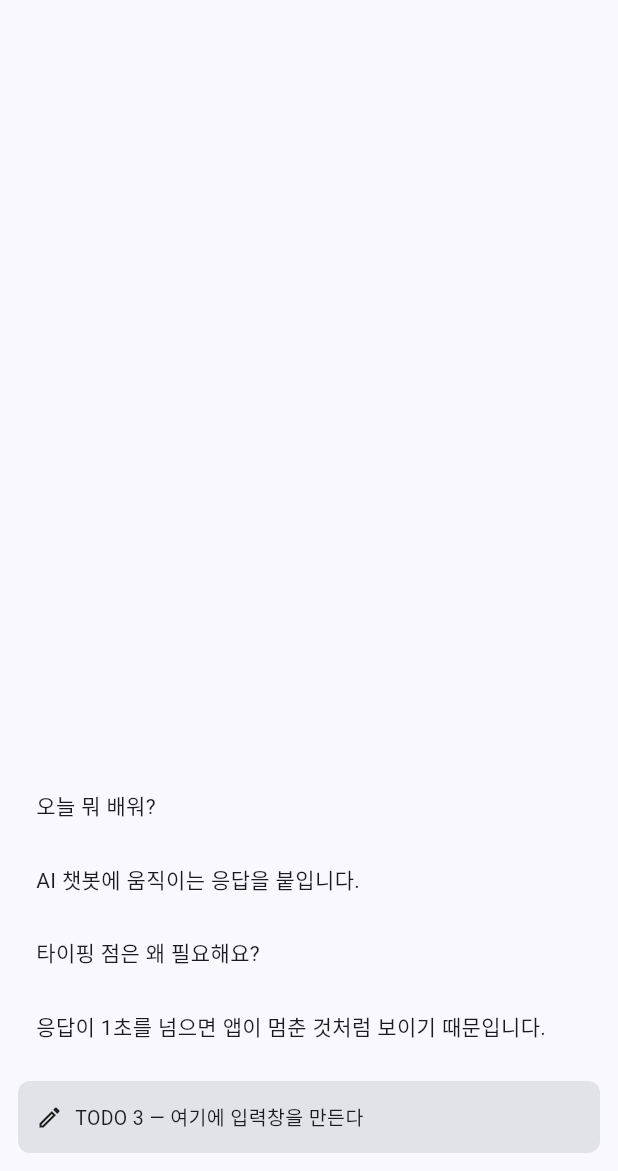
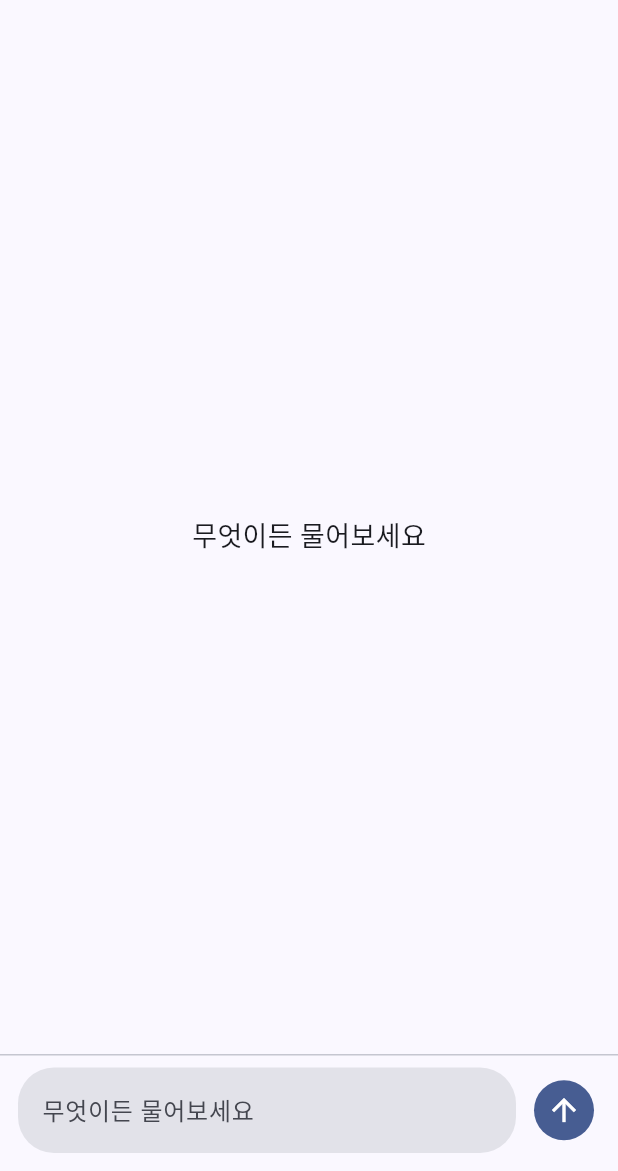
Before and after one commit to mmxyln/gai3008-w11-chat-zhaomanzhi, a Flutter app: the screen it shows after launch, on a phone screen of 412 x 824 dp, the part 65-1236 px from its top. Run offline on Flutter 3.47's test engine with Material 3 defaults, Android fonts, the phone set to English and light mode, and no system bars.

Commit message:
feat: complete practice 1 chat UI

```diff
--- a/lib/main.dart
+++ b/lib/main.dart
@@ -11,7 +11,9 @@ class ChatLabApp extends StatelessWidget {
       title: 'AI Chat — 실습 1',
       debugShowCheckedModeBanner: false,
       theme: ThemeData(
-        colorScheme: ColorScheme.fromSeed(seedColor: const Color(0xFF2F6FE4)),
+        colorScheme: ColorScheme.fromSeed(
+          seedColor: const Color(0xFF2F6FE4),
+        ),
         useMaterial3: true,
       ),
       home: const ChatPage(),
@@ -19,7 +21,6 @@ class ChatLabApp extends StatelessWidget {
   }
 }
 
-/// 대화 한 줄. 서버 없이 화면만 만들기 위한 최소 모델.
 class ChatMessage {
   const ChatMessage({required this.text, required this.isUser});
 
@@ -35,32 +36,52 @@ class ChatPage extends StatefulWidget {
 }
 
 class _ChatPageState extends State<ChatPage> {
-  /// 실습용 가짜 대화 — API를 붙이기 전까지 이 목록으로 화면을 만든다.
-  final List<ChatMessage> _messages = const [
-    ChatMessage(text: '오늘 뭐 배워?', isUser: true),
-    ChatMessage(text: 'AI 챗봇에 움직이는 응답을 붙입니다.', isUser: false),
-    ChatMessage(text: '타이핑 점은 왜 필요해요?', isUser: true),
-    ChatMessage(text: '응답이 1초를 넘으면 앱이 멈춘 것처럼 보이기 때문입니다.', isUser: false),
-  ];
+  final TextEditingController _controller = TextEditingController();
+  final ScrollController _scrollController = ScrollController();
+  final List<ChatMessage> _messages = [];
+
+  void _send() {
+    final text = _controller.text.trim();
+    if (text.isEmpty) return;
+
+    setState(() {
+      _messages.add(ChatMessage(text: text, isUser: true));
+    });
+    _controller.clear();
+    _toBottom();
+  }
+
+  void _toBottom() {
+    WidgetsBinding.instance.addPostFrameCallback((_) {
+      if (!_scrollController.hasClients) return;
+      _scrollController.animateTo(
+        0,
+        duration: const Duration(milliseconds: 200),
+        curve: Curves.easeOut,
+      );
+    });
+  }
+
+  @override
+  void dispose() {
+    _controller.dispose();
+    _scrollController.dispose();
+    super.dispose();
+  }
 
   @override
   Widget build(BuildContext context) {
     return Scaffold(
-      // TODO 5 — 키보드가 입력창을 가리지 않게
-      // TIP: Scaffold의 resizeToAvoidBottomInset은 기본값이 true다.
-      //      body를 SafeArea로 감싸 홈 인디케이터와 노치를 피한다.
+      resizeToAvoidBottomInset: true,
       appBar: AppBar(title: const Text('AI Chat — 실습 1')),
       body: SafeArea(
         child: Column(
           children: [
-            // ─────────────────────────────────────────────────────────
-            // ✅ 할 일 1 — 완료된 부분
-            //    ListView.builder + reverse: true
-            //    · reverse:true면 index 0이 화면 맨 아래(최신)다.
-            //    · 그래서 _messages[length - 1 - i]로 거꾸로 꺼낸다.
-            // ─────────────────────────────────────────────────────────
             Expanded(
-              child: ListView.builder(
+              child: Stack(
+                children: [
+                  ListView.builder(
+                    controller: _scrollController,
                     reverse: true,
                     padding: const EdgeInsets.symmetric(vertical: 8),
                     itemCount: _messages.length,
@@ -70,27 +91,17 @@ class _ChatPageState extends State<ChatPage> {
                       return _Bubble(message: message);
                     },
                   ),
+                  if (_messages.isEmpty)
+                    const Center(
+                      child: Text(
+                        '무엇이든 물어보세요',
+                        style: TextStyle(fontSize: 18),
                       ),
-
-            // ─────────────────────────────────────────────────────────
-            // TODO 4 — 빈 상태
-            // TIP: ListView를 Stack으로 감싸고, 목록이 비었을 때만
-            //      Center(child: Text('무엇이든 물어보세요'))를 위에 띄운다.
-            //      지금은 목록에 가짜 대화가 있어 빈 상태가 보이지 않는다.
-            //      _messages를 비우고 확인해 보자.
-            // ─────────────────────────────────────────────────────────
-
-            // ─────────────────────────────────────────────────────────
-            // TODO 3 — 입력창 (TextField + 전송 버튼)
-            // TIP:
-            //  · final _controller = TextEditingController(); 를 State에 둔다.
-            //  · Row(children: [Expanded(TextField(...)), IconButton.filled(...)])
-            //  · TextField(textInputAction: TextInputAction.send,
-            //             onSubmitted: (_) => _send())
-            //  · 보낼 때 _controller.clear() 하고 setState로 목록에 추가한다.
-            //  · dispose()에서 _controller.dispose()를 잊지 않는다.
-            // ─────────────────────────────────────────────────────────
-            const _TodoBar(label: 'TODO 3 — 여기에 입력창을 만든다'),
+                    ),
+                ],
+              ),
+            ),
+            _InputBar(controller: _controller, onSend: _send),
           ],
         ),
       ),
@@ -98,26 +109,6 @@ class _ChatPageState extends State<ChatPage> {
   }
 }
 
-/// ───────────────────────────────────────────────────────────────
-/// TODO 2 — 말풍선 2종 (사용자 오른쪽 / AI 왼쪽)
-///
-/// 지금은 글자만 보이는 상자다. 다음을 채워 넣자.
-///
-/// TIP:
-///  · Align(alignment: isUser ? Alignment.centerRight : Alignment.centerLeft)
-///  · Container(
-///      margin: EdgeInsets.symmetric(horizontal: 12, vertical: 4),
-///      padding: EdgeInsets.symmetric(horizontal: 12, vertical: 10),
-///      constraints: BoxConstraints(maxWidth: 420),
-///      decoration: BoxDecoration(
-///        color: isUser ? colorScheme.primaryContainer
-///                      : colorScheme.surfaceContainerHighest,
-///        borderRadius: BorderRadius.circular(14),
-///      ),
-///    )
-///  · 색은 Theme.of(context).colorScheme에서 꺼내면 다크 모드에서도 안전하다.
-///  · 긴 글은 자동으로 줄바꿈된다. maxWidth만 잡아 주면 된다.
-/// ───────────────────────────────────────────────────────────────
 class _Bubble extends StatelessWidget {
   const _Bubble({required this.message});
 
@@ -125,38 +116,67 @@ class _Bubble extends StatelessWidget {
 
   @override
   Widget build(BuildContext context) {
-    return Container(
+    final colors = Theme.of(context).colorScheme;
+
+    return Align(
+      alignment:
+          message.isUser ? Alignment.centerRight : Alignment.centerLeft,
+      child: Container(
         margin: const EdgeInsets.symmetric(horizontal: 12, vertical: 4),
-      padding: const EdgeInsets.symmetric(horizontal: 12, vertical: 10),
+        padding: const EdgeInsets.symmetric(horizontal: 14, vertical: 10),
+        constraints: const BoxConstraints(maxWidth: 420),
+        decoration: BoxDecoration(
+          color: message.isUser
+              ? colors.primaryContainer
+              : colors.surfaceContainerHighest,
+          borderRadius: BorderRadius.circular(14),
+        ),
         child: Text(message.text),
+      ),
     );
   }
 }
 
-/// TODO 3이 끝나면 지운다. 지금은 입력창 자리를 보여 주는 표시일 뿐이다.
-class _TodoBar extends StatelessWidget {
-  const _TodoBar({required this.label});
+class _InputBar extends StatelessWidget {
+  const _InputBar({required this.controller, required this.onSend});
 
-  final String label;
+  final TextEditingController controller;
+  final VoidCallback onSend;
 
   @override
   Widget build(BuildContext context) {
+    final colors = Theme.of(context).colorScheme;
+
     return Container(
-      margin: const EdgeInsets.fromLTRB(12, 4, 12, 12),
-      padding: const EdgeInsets.symmetric(horizontal: 12, vertical: 14),
+      padding: const EdgeInsets.fromLTRB(12, 8, 12, 12),
       decoration: BoxDecoration(
-        color: Theme.of(context).colorScheme.surfaceContainerHighest,
-        borderRadius: BorderRadius.circular(8),
+        color: colors.surface,
+        border: Border(top: BorderSide(color: colors.outlineVariant)),
       ),
       child: Row(
         children: [
-          const Icon(Icons.edit_outlined, size: 18),
+          Expanded(
+            child: TextField(
+              controller: controller,
+              textInputAction: TextInputAction.send,
+              onSubmitted: (_) => onSend(),
+              minLines: 1,
+              maxLines: 5,
+              decoration: InputDecoration(
+                hintText: '무엇이든 물어보세요',
+                filled: true,
+                fillColor: colors.surfaceContainerHighest,
+                border: OutlineInputBorder(
+                  borderRadius: BorderRadius.circular(24),
+                  borderSide: BorderSide.none,
+                ),
+              ),
+            ),
+          ),
           const SizedBox(width: 8),
-          Expanded(
-            child: Text(
-              label,
-              style: const TextStyle(fontSize: 13),
-            ),
+          IconButton.filled(
+            onPressed: onSend,
+            icon: const Icon(Icons.arrow_upward),
           ),
         ],
       ),
```
Also changed, not shown: 1 other file. Lines whose indentation alone changed are shown as unchanged.
